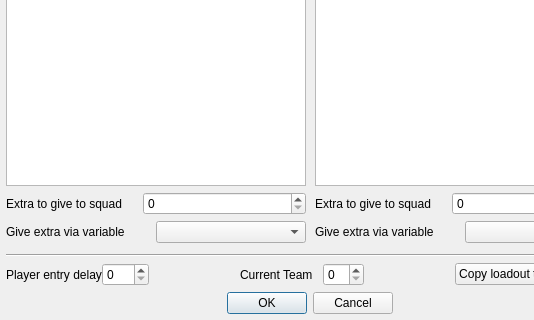
This is qtfred/ui/LoadoutDialog.ui in JohnAFernandez/fs2open as Qt 5 draws it before an edit; both pictures show x 0 to 534 and y 323 to 643 of the 620 by 643 pixel window. The edited form follows.
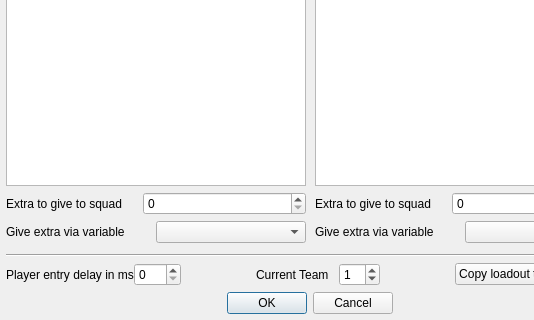
This is the edited form.

```diff
--- a/qtfred/ui/LoadoutDialog.ui
+++ b/qtfred/ui/LoadoutDialog.ui
@@ -121,7 +121,7 @@
           </size>
          </property>
          <property name="text">
-          <string>Player entry delay</string>
+          <string>Player entry delay in ms</string>
          </property>
         </widget>
        </item>
@@ -166,6 +166,9 @@
            <verstretch>0</verstretch>
           </sizepolicy>
          </property>
+         <property name="value">
+          <number>1</number>
+         </property>
         </widget>
        </item>
        <item>
```
Left out of the diff: 75 changed lines with no effect on the pictures.
